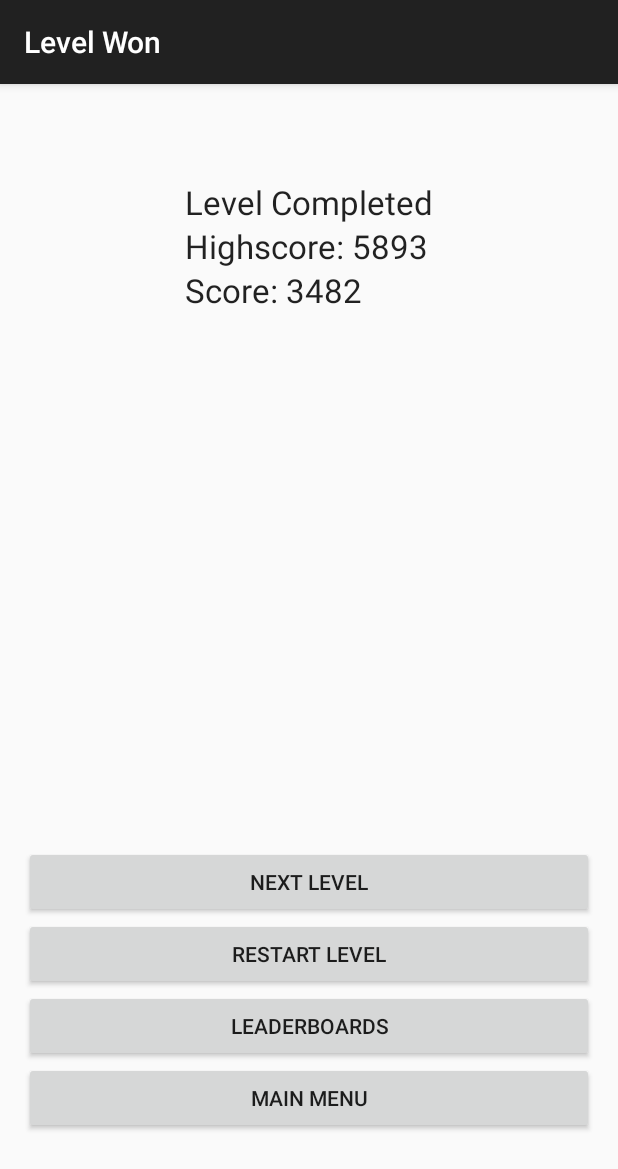
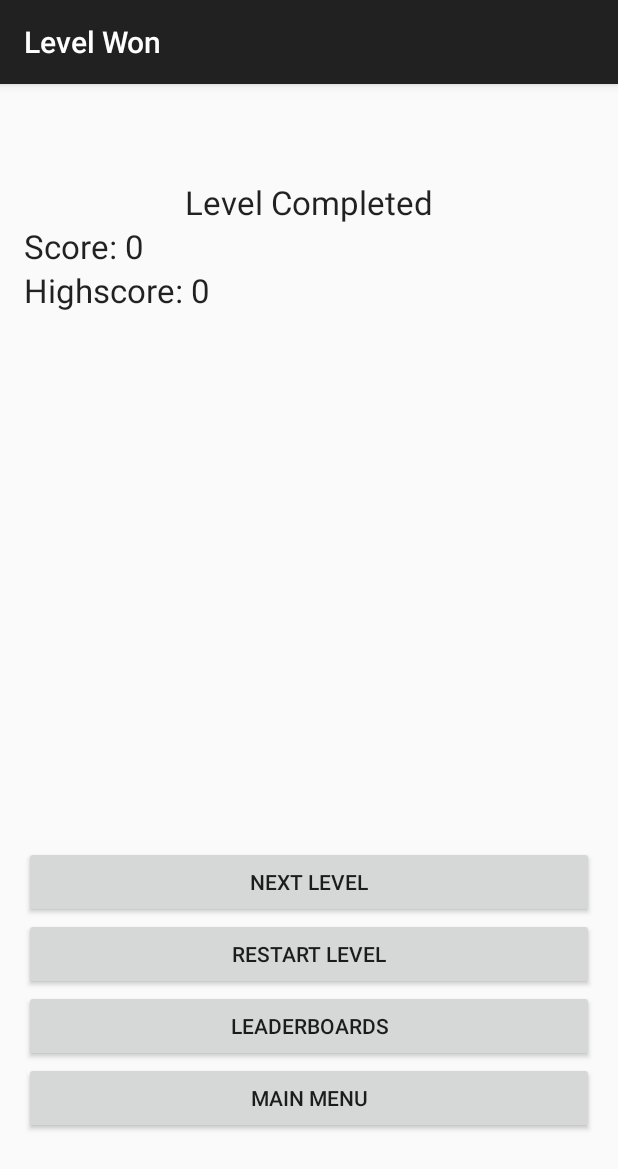
Before and after one commit to GovertJaap/On-The-Spot, an Android app: the LvlWon screen opened directly, with no data from a screen before it, on a phone screen of 412 x 824 dp. Shown: the top 1169 px of the screen. Run offline under Robolectric (Android 15) with nearby library versions, the phone set to English and light mode, and no system bars; 2 statements that could not run were skipped.

Commit message:
Testbuild 1.14
Scores en highscores worden opgeslagen vanuit het level won scherm en
het volgende level wordt ook unlocked

```diff
--- a/app/src/main/java/com/example/android/onthespot/LvlWon.java
+++ b/app/src/main/java/com/example/android/onthespot/LvlWon.java
@@ -1,18 +1,26 @@
 package com.example.android.onthespot;
 
+import android.content.Context;
 import android.content.Intent;
+import android.content.SharedPreferences;
 import android.os.Bundle;
 import android.support.v7.app.ActionBarActivity;
 import android.view.MotionEvent;
 import android.view.View;
 import android.view.WindowManager;
 import android.widget.Button;
+import android.widget.TextView;
 import android.widget.Toast;
 
 /**
  * Created by Mike on 6-6-2015.
  */
 public class LvlWon extends ActionBarActivity {
+    TextView tScore, tHighScore;
+    int score, highscore, levelNumber;
+    String scoreKey;
+    SharedPreferences prefs;
+
     //disables the default android backbutton
     @Override
     public void onBackPressed() {
@@ -23,11 +31,39 @@ public class LvlWon extends ActionBarActivity {
         super.onCreate(savedInstanceState);
         setContentView(R.layout.activity_lvl_won);
 
+        updateScore();
+        showScore();
         MenuButton();
         ScoreButton();
         NextButton();
         RestartButton();
         getWindow().addFlags(WindowManager.LayoutParams.FLAG_KEEP_SCREEN_ON);
+    }
+
+    private void updateScore() {
+        score = getIntent().getExtras().getInt("score");
+        levelNumber = getIntent().getExtras().getInt("level");
+        scoreKey = "level" + levelNumber + "score";
+        String unlockKey = "level" + (levelNumber + 1) + "unlock";
+
+        prefs = this.getSharedPreferences("mainLevelsSave", Context.MODE_PRIVATE);
+        SharedPreferences.Editor editor  = prefs.edit();
+        highscore = prefs.getInt(scoreKey, 0); //0 is the default value
+
+        if (score > highscore) {
+            highscore = score;
+            editor.putInt(scoreKey, highscore);
+        }
+
+        editor.putBoolean(unlockKey, true);
+        editor.commit();
+    }
+
+    private void showScore() {
+        tScore = (TextView) findViewById(R.id.scoreLevelWon);
+        tScore.setText("Score: " + score);
+        tHighScore = (TextView) findViewById(R.id.highscoreLevelWon);
+        tHighScore.setText("Highscore: " + prefs.getInt(scoreKey, 0));
     }
 
     private void MenuButton() {
@@ -58,7 +94,7 @@ public class LvlWon extends ActionBarActivity {
             @Override
             public void onClick(View v) {
                 Intent activity = new Intent(LvlWon.this, MainActivity.class);
-                activity.putExtra("level", (getIntent().getExtras().getInt("level")+1));
+                activity.putExtra("level", levelNumber);
                 startActivity(activity);
             }
         });
@@ -70,7 +106,7 @@ public class LvlWon extends ActionBarActivity {
             @Override
             public void onClick(View v) {
                 Intent activity = new Intent(LvlWon.this, MainActivity.class);
-                activity.putExtra("level", getIntent().getExtras().getInt("level"));
+                activity.putExtra("level", levelNumber - 1);
                 startActivity(activity);
             }
         });
--- a/app/src/main/res/layout/activity_lvl_won.xml
+++ b/app/src/main/res/layout/activity_lvl_won.xml
@@ -40,22 +40,17 @@
         android:layout_width="wrap_content"
         android:layout_height="wrap_content"
         android:textAppearance="?android:attr/textAppearanceLarge"
-        android:text="Highscore: 5893"
-        android:id="@+id/textView2"
-        android:layout_below="@+id/textView"
-        android:layout_alignLeft="@+id/textView"
-        android:layout_alignStart="@+id/textView"
-        android:layout_centerHorizontal="true" />
+        android:text="Highscore: 0"
+        android:id="@+id/highscoreLevelWon"
+        android:layout_below="@+id/scoreLevelWon" />
 
     <TextView
         android:layout_width="wrap_content"
         android:layout_height="wrap_content"
         android:textAppearance="?android:attr/textAppearanceLarge"
-        android:text="Score: 3482"
-        android:id="@+id/textView4"
-        android:layout_below="@+id/textView2"
-        android:layout_alignLeft="@+id/textView2"
-        android:layout_alignStart="@+id/textView2" />
+        android:text="Score: 0"
+        android:id="@+id/scoreLevelWon"
+        android:layout_below="@+id/textView" />
 
     <Button
         android:layout_width="match_parent"
```
Also changed, not shown: app/src/main/java/com/example/android/onthespot/GameOver.java (+2 -6 lines), app/src/main/java/com/example/android/onthespot/MainActivity.java (+11 -1 lines), 2 other files.
